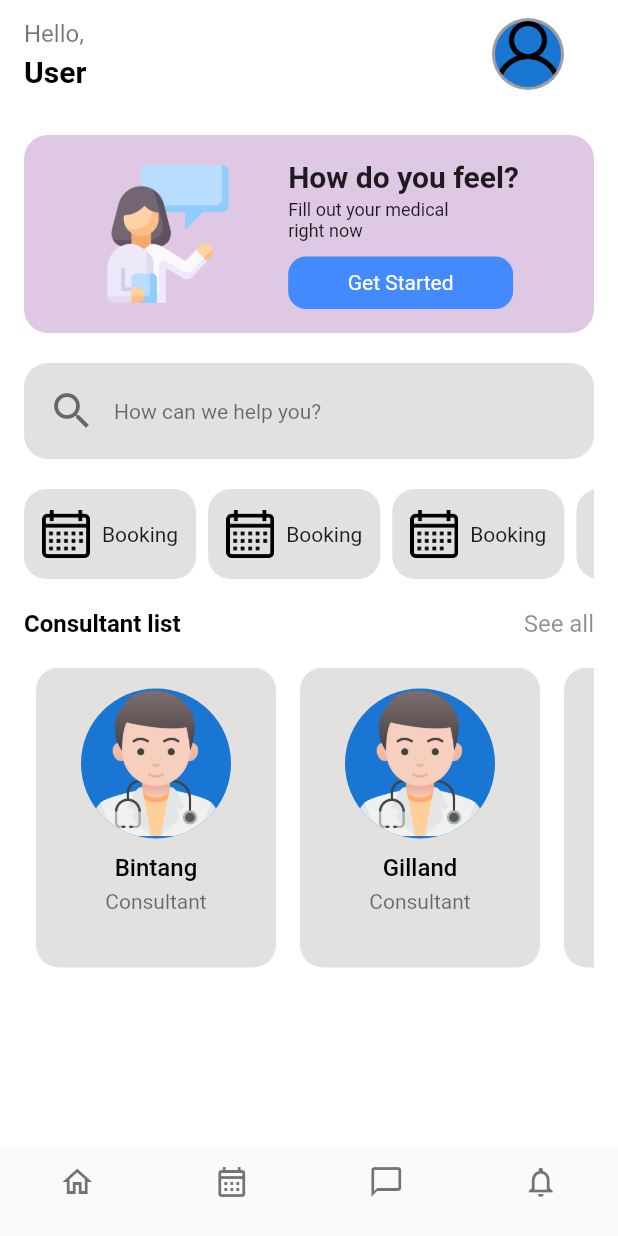
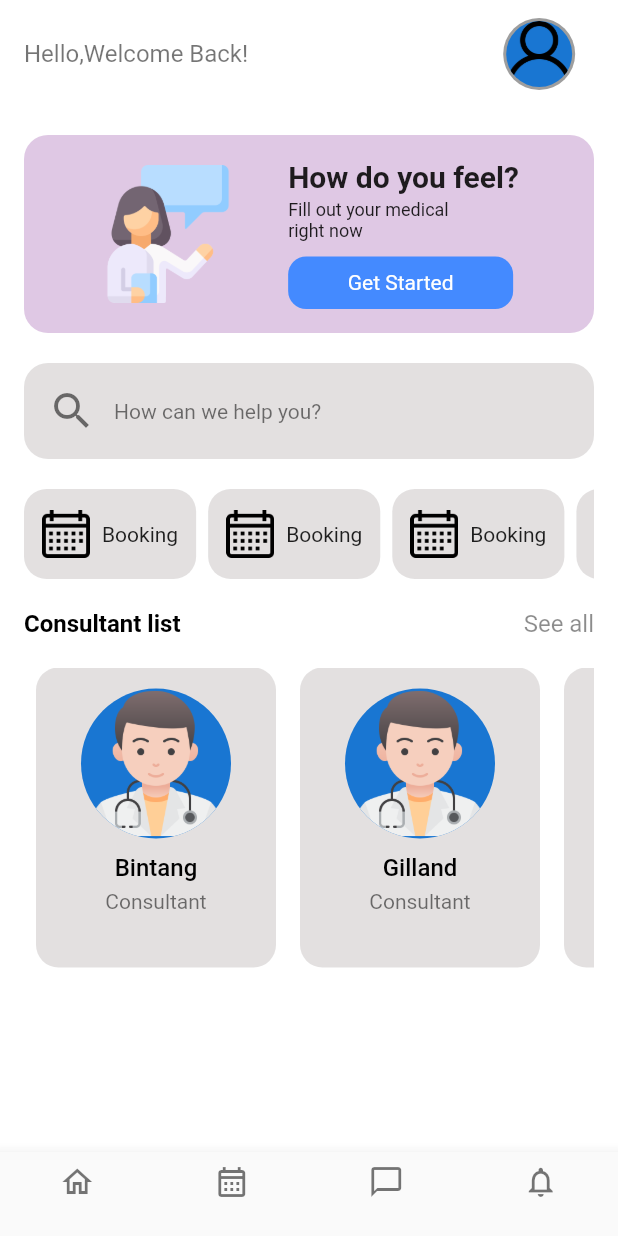
Before and after one commit to kaptenbintang/Practice_Flutter, a Flutter app: the screen it shows once a user with an empty profile is signed in, on a phone screen of 412 x 824 dp. Run offline on Flutter 3.47's test engine with Material 2 defaults, Android fonts, the phone set to English and light mode, and no system bars; our stand-ins replace cloud_firestore, email_validator, firebase_auth, firebase_core, flutter_pw_validator, google_fonts and 1 more; missing offline and left inert: dart:html, qrscan; accounts and stored records are empty.

Commit message:
fix ui mainpage

```diff
--- a/login_uix_firebase/lib/pages/main_page.dart
+++ b/login_uix_firebase/lib/pages/main_page.dart
@@ -1,3 +1,8 @@
+// ignore_for_file: prefer_const_constructors
+
+import 'package:cloud_firestore/cloud_firestore.dart';
+import 'package:firebase_auth/firebase_auth.dart';
+import 'package:firebase_core/firebase_core.dart';
 import 'package:flutter/material.dart';
 import 'package:login_uix_firebase/pages/profile_page.dart';
 
@@ -102,6 +107,32 @@ class SpecialistItem extends StatelessWidget {
 }
 
 class _MainPageState extends State<MainPage> {
+  // final user = FirebaseAuth.instance.currentUser!;
+  // final auth = FirebaseAuth.instance;
+  // final db = FirebaseFirestore.instance;
+  // var uid;
+  // var fName, lName, age;
+
+  // Future<void> getDataFromDb() async {
+  //   if (auth.currentUser != null) {
+  //     uid = auth.currentUser?.uid;
+  //     await db.collection("users").doc(uid).get().then((DocumentSnapshot doc) {
+  //       final data = doc.data() as Map<String, dynamic>;
+  //       fName = data["firstName"];
+  //       lName = data["lastName"];
+  //       age = data["age"];
+  //     });
+  //   }
+  // }
+
+  // @override
+  // void initState() {
+  //   getDataFromDb();
+  //   super.initState();
+  // }
+
+  // CollectionReference _getUsername =
+  //     FirebaseFirestore.instance.collection('users');
   @override
   Widget build(BuildContext context) {
     return Scaffold(
@@ -149,9 +180,6 @@ class _MainPageState extends State<MainPage> {
               Row(
                 mainAxisAlignment: MainAxisAlignment.spaceBetween,
                 children: [
-                  Column(
-                    crossAxisAlignment: CrossAxisAlignment.start,
-                    children: const [
                   Text(
                     "Hello,",
                     style: TextStyle(
@@ -162,15 +190,28 @@ class _MainPageState extends State<MainPage> {
                   SizedBox(
                     height: 4,
                   ),
-                      Text(
-                        "User",
+                  // StreamBuilder<QuerySnapshot>(
+                  //     stream: _getUsername.snapshots(),
+                  //     builder: ((BuildContext context, AsyncSnapshot snapshot) {
+                  //       if (snapshot.hasError) {
+                  //         return Center(child: Text(snapshot.error.toString()));
+                  //       }
+                  //       if (snapshot.connectionState ==
+                  //           ConnectionState.active) {
+                  //         QuerySnapshot querySnapshot = snapshot.data;
+                  //       }
+                  //       return Center(child: CircularProgressIndicator());
+                  //     })),
+                  Padding(
+                    padding: const EdgeInsets.only(right: 150),
+                    child: Text(
+                      "Welcome Back!",
                       style: TextStyle(
-                          color: Colors.black,
-                          fontWeight: FontWeight.bold,
-                          fontSize: 20,
+                        color: Colors.black54,
+                        // fontWeight: FontWeight.bold,
+                        fontSize: 16,
                       ),
-                      )
-                    ],
+                    ),
                   ),
                   MaterialButton(
                     onPressed: () {
--- a/login_uix_firebase/lib/pages/profile_page.dart
+++ b/login_uix_firebase/lib/pages/profile_page.dart
@@ -70,7 +70,7 @@ class _ProfilePageState extends State<ProfilePage> {
   Future editUserDetails(String uid, String firstName, String lastName,
       String email, int age) async {
     print(email);
-    await auth.currentUser?.updateEmail(email);
+    auth.currentUser?.updateEmail(email);
     await db.collection('users').doc(uid).set({
       'firstName': firstName,
       'lastName': lastName,
```
Lines whose indentation alone changed are shown as unchanged.
